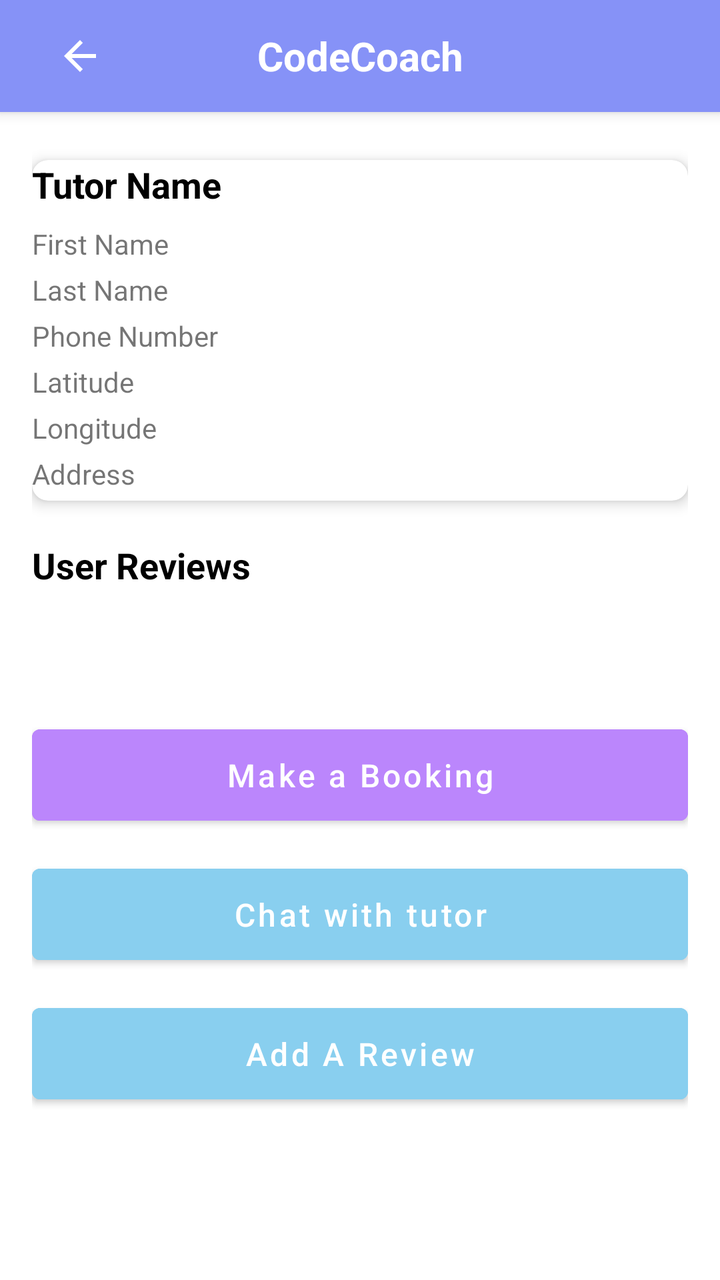
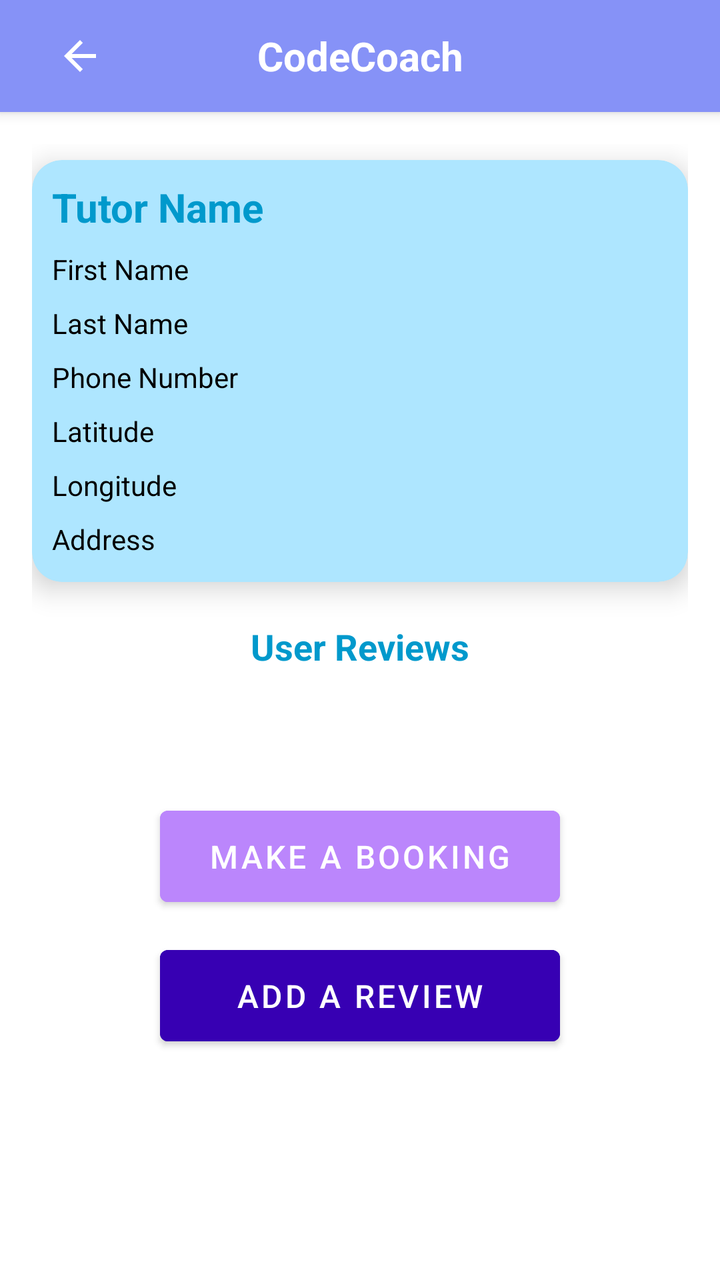

Compare the two renders of this Android layout. The source of the first and the diff that turns it into the second are given below.
<!-- AndroidManifest.xml: application theme Theme.CC -->
<!-- res/layout/activity_tutor_detail.xml -->
<androidx.coordinatorlayout.widget.CoordinatorLayout
    xmlns:android="http://schemas.android.com/apk/res/android"
    xmlns:app="http://schemas.android.com/apk/res-auto"
    xmlns:tools="http://schemas.android.com/tools"
    android:layout_width="match_parent"
    android:layout_height="match_parent"
    android:background="@color/white"
    tools:context=".TutorDetailActivity">

    <androidx.appcompat.widget.Toolbar
        android:id="@+id/top_bar"
        android:layout_width="match_parent"
        android:layout_height="wrap_content"
        android:background="?attr/colorPrimary"
        android:elevation="4dp">

        <ImageButton
            android:id="@+id/back_button"
            android:layout_width="wrap_content"
            android:layout_height="wrap_content"
            android:src="@drawable/ic_back"
            android:background="?attr/selectableItemBackgroundBorderless"
            android:contentDescription="Back"
            android:layout_gravity="start"
            android:padding="12dp" />

        <TextView
            android:id="@+id/top_bar_title"
            android:layout_width="wrap_content"
            android:layout_height="wrap_content"
            android:layout_gravity="center"
            android:text="CodeCoach"
            android:textColor="@android:color/white"
            android:textSize="20sp"
            android:textStyle="bold" />
    </androidx.appcompat.widget.Toolbar>

    <ScrollView
        android:layout_width="match_parent"
        android:layout_height="wrap_content"
        android:layout_marginTop="?attr/actionBarSize"
        android:padding="16dp">

    <LinearLayout
        android:layout_width="match_parent"
        android:layout_height="wrap_content"
        android:orientation="vertical">

        <androidx.cardview.widget.CardView
            android:layout_width="match_parent"
            android:layout_height="wrap_content"
            android:layout_marginTop="8dp"
            app:cardElevation="4dp"
            app:cardCornerRadius="8dp"
            android:padding="16dp">

            <LinearLayout
                android:layout_width="match_parent"
                android:layout_height="wrap_content"
                android:orientation="vertical">

                <TextView
                    android:id="@+id/tvTutorName"
                    android:layout_width="wrap_content"
                    android:layout_height="wrap_content"
                    android:text="Tutor Name"
                    android:textSize="18sp"
                    android:textStyle="bold"
                    android:textColor="@android:color/black"
                    android:layout_marginBottom="8dp" />

                    <TextView
                        android:id="@+id/tvFirstName"
                        android:layout_width="wrap_content"
                        android:layout_height="wrap_content"
                        android:text="First Name"
                        android:layout_marginBottom="4dp" />

                    <TextView
                        android:id="@+id/tvLastName"
                        android:layout_width="wrap_content"
                        android:layout_height="wrap_content"
                        android:text="Last Name"
                        android:layout_marginBottom="4dp" />

                    <TextView
                        android:id="@+id/tvPhoneNumber"
                        android:layout_width="wrap_content"
                        android:layout_height="wrap_content"
                        android:text="Phone Number"
                        android:layout_marginBottom="4dp" />

                    <TextView
                        android:id="@+id/tvLat"
                        android:layout_width="wrap_content"
                        android:layout_height="wrap_content"
                        android:text="Latitude"
                        android:layout_marginBottom="4dp" />

                    <TextView
                        android:id="@+id/tvLong"
                        android:layout_width="wrap_content"
                        android:layout_height="wrap_content"
                        android:text="Longitude"
                        android:layout_marginBottom="4dp" />

                    <TextView
                        android:id="@+id/tvAddress"
                        android:layout_width="wrap_content"
                        android:layout_height="wrap_content"
                        android:text="Address"
                        android:layout_marginBottom="4dp" />
                </LinearLayout>
            </androidx.cardview.widget.CardView>

            <TextView
                android:id="@+id/reviews_heading"
                android:layout_width="wrap_content"
                android:layout_height="wrap_content"
                android:text="User Reviews"
                android:textStyle="bold"
                android:textSize="18sp"
                android:textColor="@android:color/black"
                android:layout_marginTop="20dp"
                android:layout_marginBottom="8dp" />

            <androidx.recyclerview.widget.RecyclerView
                android:id="@+id/recyclerViewReviews"
                android:layout_width="match_parent"
                android:layout_height="wrap_content"
                android:padding="16dp"
                android:layout_marginTop="8dp"
                tools:listitem="@layout/item_review" />

            <Button
                android:id="@+id/btnMakeBooking"
                android:layout_width="match_parent"
                android:layout_height="wrap_content"
                android:text="Make a Booking"
                android:textAllCaps="false"
                android:textSize="16sp"
                android:backgroundTint="@color/purple_200"
                android:textColor="@android:color/white"
                android:layout_marginTop="16dp"
                android:elevation="4dp"
                android:padding="12dp" />

            <Button
                android:id="@+id/btnChatInit"
                android:layout_width="match_parent"
                android:layout_height="wrap_content"
                android:text="Chat with tutor"
                android:textAllCaps="false"
                android:textSize="16sp"
                android:backgroundTint="@color/blue"
                android:textColor="@android:color/white"
                android:layout_marginTop="12dp"
                android:elevation="4dp"
                android:padding="12dp" />

        <Button
            android:id="@+id/btnAddReview"
            android:layout_width="match_parent"
            android:layout_height="wrap_content"
            android:text="Add A Review"
            android:textAllCaps="false"
            android:textSize="16sp"
            android:backgroundTint="@color/blue"
            android:textColor="@android:color/white"
            android:layout_marginTop="12dp"
            android:elevation="4dp"
            android:padding="12dp" />

        </LinearLayout>
    </ScrollView>

</androidx.coordinatorlayout.widget.CoordinatorLayout>
<!-- res/layout/item_review.xml (included above) -->
<androidx.cardview.widget.CardView
    xmlns:android="http://schemas.android.com/apk/res/android"
    xmlns:app="http://schemas.android.com/apk/res-auto"
    xmlns:tools="http://schemas.android.com/tools"
    android:layout_width="match_parent"
    android:layout_height="wrap_content"
    android:layout_marginBottom="12dp"
    app:cardCornerRadius="8dp"
    app:cardElevation="4dp"
    android:padding="12dp">

    <LinearLayout
        android:layout_width="match_parent"
        android:layout_height="wrap_content"
        android:orientation="vertical">

        <TextView
            android:id="@+id/tvReviewText"
            android:layout_width="wrap_content"
            android:layout_height="wrap_content"
            android:text="Review Text"
            android:textSize="16sp"
            android:textColor="@android:color/black"
            android:layout_marginBottom="8dp" />

        <LinearLayout
            android:layout_width="wrap_content"
            android:layout_height="wrap_content"
            android:orientation="horizontal">

            <TextView
                android:id="@+id/tvStarRating"
                android:layout_width="wrap_content"
                android:layout_height="wrap_content"
                android:text="Rating: "
                android:textSize="14sp"
                android:textColor="@android:color/darker_gray"
                android:layout_marginRight="8dp" />

            <ImageView
                android:layout_width="wrap_content"
                android:layout_height="wrap_content"
                android:src="@drawable/ic_star"
                app:tint="@android:color/holo_orange_dark" />
            <ImageView
                android:layout_width="wrap_content"
                android:layout_height="wrap_content"
                android:src="@drawable/ic_star"
                android:tint="@android:color/holo_orange_dark"
                tools:ignore="UseAppTint" />
            <ImageView
                android:layout_width="wrap_content"
                android:layout_height="wrap_content"
                android:src="@drawable/ic_star"
                android:tint="@android:color/holo_orange_dark"
                tools:ignore="UseAppTint" />
            <ImageView
                android:layout_width="wrap_content"
                android:layout_height="wrap_content"
                android:src="@drawable/ic_star"
                app:tint="@android:color/holo_orange_dark" />
            <ImageView
                android:layout_width="wrap_content"
                android:layout_height="wrap_content"
                android:src="@drawable/ic_star"
                android:tint="@android:color/holo_orange_dark"
                tools:ignore="UseAppTint" />
        </LinearLayout>

    </LinearLayout>

</androidx.cardview.widget.CardView>
<!-- resources referenced by this layout -->
<resources>
  <color name="blue">#89CFEF</color>
  <color name="purple_200">#FFBB86FC</color>
  <color name="white">#FFFFFFFF</color>
  <!-- drawable ic_back (drawable) -->
  <vector xmlns:android="http://schemas.android.com/apk/res/android" android:autoMirrored="true" android:height="24dp" android:tint="#FFFFFF" android:viewportHeight="24" android:viewportWidth="24" android:width="24dp">
        
      <path android:fillColor="@android:color/white" android:pathData="M20,11H7.83l5.59,-5.59L12,4l-8,8 8,8 1.41,-1.41L7.83,13H20v-2z"/>
      
  </vector>
  <!-- drawable ic_star (drawable) -->
  <vector xmlns:android="http://schemas.android.com/apk/res/android" android:height="24dp" android:tint="#C88406" android:viewportHeight="24" android:viewportWidth="24" android:width="24dp">
        
      <path android:fillColor="@android:color/white" android:pathData="M12,17.27L18.18,21l-1.64,-7.03L22,9.24l-7.19,-0.61L12,2 9.19,8.63 2,9.24l5.46,4.73L5.82,21z"/>
      
  </vector>
  <style name="Theme.CC" parent="Base.Theme.CC" />
  <style name="Base.Theme.CC" parent="Theme.MaterialComponents.DayNight.NoActionBar">
          
          <item name="colorPrimary">@color/lavender</item>
          <item name="colorPrimaryVariant">@color/lavender</item>
          <item name="colorOnPrimary">@color/white</item>
          
          <item name="colorSecondary">@color/teal_200</item>
          <item name="colorSecondaryVariant">@color/teal_700</item>
          <item name="colorOnSecondary">@color/black</item>
          
          <item name="android:statusBarColor">?attr/colorPrimaryVariant</item>
          
          
      </style>
  <color name="lavender">#8692f7</color>
  <color name="teal_200">#FF03DAC5</color>
  <color name="teal_700">#FF018786</color>
  <color name="black">#FF000000</color>
</resources>

<!-- the commit's change to res/layout/activity_tutor_detail.xml (unified diff, before → after) -->
@@ -50,13 +50,16 @@
             android:layout_width="match_parent"
             android:layout_height="wrap_content"
             android:layout_marginTop="8dp"
-            app:cardElevation="4dp"
-            app:cardCornerRadius="8dp"
+            app:cardElevation="8dp"
+            android:backgroundTint="#AEE6FF"
+            app:cardCornerRadius="15dp"
             android:padding="16dp">
 
             <LinearLayout
                 android:layout_width="match_parent"
                 android:layout_height="wrap_content"
+                android:paddingLeft="10dp"
+                android:paddingTop="10dp"
                 android:orientation="vertical">
 
                 <TextView
@@ -64,9 +67,9 @@
                     android:layout_width="wrap_content"
                     android:layout_height="wrap_content"
                     android:text="Tutor Name"
-                    android:textSize="18sp"
+                    android:textSize="20sp"
                     android:textStyle="bold"
-                    android:textColor="@android:color/black"
+                    android:textColor="@android:color/holo_blue_dark"
                     android:layout_marginBottom="8dp" />
 
                     <TextView
@@ -74,6 +77,9 @@
                         android:layout_width="wrap_content"
                         android:layout_height="wrap_content"
                         android:text="First Name"
+                        android:textColor="@color/black"
+                        android:textSize="14sp"
+                        android:paddingBottom="4dp"
                         android:layout_marginBottom="4dp" />
 
                     <TextView
@@ -81,6 +87,9 @@
                         android:layout_width="wrap_content"
                         android:layout_height="wrap_content"
                         android:text="Last Name"
+                        android:textColor="@color/black"
+                        android:textSize="14sp"
+                        android:paddingBottom="4dp"
                         android:layout_marginBottom="4dp" />
 
                     <TextView
@@ -88,6 +97,9 @@
                         android:layout_width="wrap_content"
                         android:layout_height="wrap_content"
                         android:text="Phone Number"
+                        android:textColor="@color/black"
+                        android:textSize="14sp"
+                        android:paddingBottom="4dp"
                         android:layout_marginBottom="4dp" />
 
                     <TextView
@@ -95,6 +107,9 @@
                         android:layout_width="wrap_content"
                         android:layout_height="wrap_content"
                         android:text="Latitude"
+                        android:textColor="@color/black"
+                        android:textSize="14sp"
+                        android:paddingBottom="4dp"
                         android:layout_marginBottom="4dp" />
 
                     <TextView
@@ -102,6 +117,9 @@
                         android:layout_width="wrap_content"
                         android:layout_height="wrap_content"
                         android:text="Longitude"
+                        android:textColor="@color/black"
+                        android:textSize="14sp"
+                        android:paddingBottom="4dp"
                         android:layout_marginBottom="4dp" />
 
                     <TextView
@@ -109,6 +127,9 @@
                         android:layout_width="wrap_content"
                         android:layout_height="wrap_content"
                         android:text="Address"
+                        android:textColor="@color/black"
+                        android:textSize="14sp"
+                        android:paddingBottom="8dp"
                         android:layout_marginBottom="4dp" />
                 </LinearLayout>
             </androidx.cardview.widget.CardView>
@@ -120,7 +141,8 @@
                 android:text="User Reviews"
                 android:textStyle="bold"
                 android:textSize="18sp"
-                android:textColor="@android:color/black"
+                android:layout_gravity="center"
+                android:textColor="@android:color/holo_blue_dark"
                 android:layout_marginTop="20dp"
                 android:layout_marginBottom="8dp" />
 
@@ -134,10 +156,11 @@
 
             <Button
                 android:id="@+id/btnMakeBooking"
-                android:layout_width="match_parent"
+                android:layout_width="200dp"
                 android:layout_height="wrap_content"
                 android:text="Make a Booking"
-                android:textAllCaps="false"
+                android:textAllCaps="true"
+                android:layout_gravity="center"
                 android:textSize="16sp"
                 android:backgroundTint="@color/purple_200"
                 android:textColor="@android:color/white"
@@ -145,27 +168,16 @@
                 android:elevation="4dp"
                 android:padding="12dp" />
 
-            <Button
-                android:id="@+id/btnChatInit"
-                android:layout_width="match_parent"
-                android:layout_height="wrap_content"
-                android:text="Chat with tutor"
-                android:textAllCaps="false"
-                android:textSize="16sp"
-                android:backgroundTint="@color/blue"
-                android:textColor="@android:color/white"
-                android:layout_marginTop="12dp"
-                android:elevation="4dp"
-                android:padding="12dp" />
 
         <Button
             android:id="@+id/btnAddReview"
-            android:layout_width="match_parent"
+            android:layout_width="200dp"
             android:layout_height="wrap_content"
             android:text="Add A Review"
-            android:textAllCaps="false"
+            android:textAllCaps="true"
+            android:layout_gravity="center"
             android:textSize="16sp"
-            android:backgroundTint="@color/blue"
+            android:backgroundTint="@color/purple_700"
             android:textColor="@android:color/white"
             android:layout_marginTop="12dp"
             android:elevation="4dp"
@@ -183,13 +195,14 @@
     android:layout_width="match_parent"
     android:layout_height="wrap_content"
     android:layout_marginBottom="12dp"
-    app:cardCornerRadius="8dp"
-    app:cardElevation="4dp"
+    app:cardCornerRadius="15dp"
+    app:cardElevation="8dp"
     android:padding="12dp">
 
     <LinearLayout
         android:layout_width="match_parent"
         android:layout_height="wrap_content"
+        android:background="#F6CBAF"
         android:orientation="vertical">
 
         <TextView
@@ -198,6 +211,8 @@
             android:layout_height="wrap_content"
             android:text="Review Text"
             android:textSize="16sp"
+            android:paddingTop="8dp"
+            android:paddingLeft="8dp"
             android:textColor="@android:color/black"
             android:layout_marginBottom="8dp" />
 
@@ -211,38 +226,44 @@
                 android:layout_width="wrap_content"
                 android:layout_height="wrap_content"
                 android:text="Rating: "
-                android:textSize="14sp"
-                android:textColor="@android:color/darker_gray"
+                android:textSize="20sp"
+                android:textStyle="bold"
+                android:paddingLeft="10dp"
+                android:textColor="@android:color/black"
+                android:paddingBottom="8dp"
                 android:layout_marginRight="8dp" />
 
             <ImageView
                 android:layout_width="wrap_content"
                 android:layout_height="wrap_content"
                 android:src="@drawable/ic_star"
-                app:tint="@android:color/holo_orange_dark" />
-            <ImageView
-                android:layout_width="wrap_content"
-                android:layout_height="wrap_content"
-                android:src="@drawable/ic_star"
-                android:tint="@android:color/holo_orange_dark"
-                tools:ignore="UseAppTint" />
-            <ImageView
-                android:layout_width="wrap_content"
-                android:layout_height="wrap_content"
-                android:src="@drawable/ic_star"
-                android:tint="@android:color/holo_orange_dark"
-                tools:ignore="UseAppTint" />
-            <ImageView
-                android:layout_width="wrap_content"
-                android:layout_height="wrap_content"
-                android:src="@drawable/ic_star"
-                app:tint="@android:color/holo_orange_dark" />
-            <ImageView
-                android:layout_width="wrap_content"
-                android:layout_height="wrap_content"
-                android:src="@drawable/ic_star"
-                android:tint="@android:color/holo_orange_dark"
-                tools:ignore="UseAppTint" />
+                app:tint="@android:color/holo_orange_dark"
+                android:paddingBottom="8dp"/>
+            <ImageView
+                android:layout_width="wrap_content"
+                android:layout_height="wrap_content"
+                android:src="@drawable/ic_star"
+                android:paddingBottom="8dp"
+                app:tint="@android:color/holo_orange_dark" />
+            <ImageView
+                android:layout_width="wrap_content"
+                android:layout_height="wrap_content"
+                android:src="@drawable/ic_star"
+                android:paddingBottom="8dp"
+                app:tint="@android:color/holo_orange_dark" />
+            <ImageView
+                android:layout_width="wrap_content"
+                android:layout_height="wrap_content"
+                android:src="@drawable/ic_star"
+                android:paddingBottom="8dp"
+                app:tint="@android:color/holo_orange_dark" />
+            <ImageView
+                android:layout_width="wrap_content"
+                android:layout_height="wrap_content"
+                android:src="@drawable/ic_star"
+                android:paddingBottom="8dp"
+                app:tint="@android:color/holo_orange_dark" />
+
         </LinearLayout>
 
     </LinearLayout>
<!-- resource entries referenced after the edit -->
@@ -1,7 +1,7 @@
 <!-- resources referenced by this layout -->
 <resources>
-  <color name="blue">#89CFEF</color>
   <color name="purple_200">#FFBB86FC</color>
+  <color name="purple_700">#FF3700B3</color>
   <color name="white">#FFFFFFFF</color>
   <!-- drawable ic_back (drawable) -->
   <vector xmlns:android="http://schemas.android.com/apk/res/android" android:autoMirrored="true" android:height="24dp" android:tint="#FFFFFF" android:viewportHeight="24" android:viewportWidth="24" android:width="24dp">
